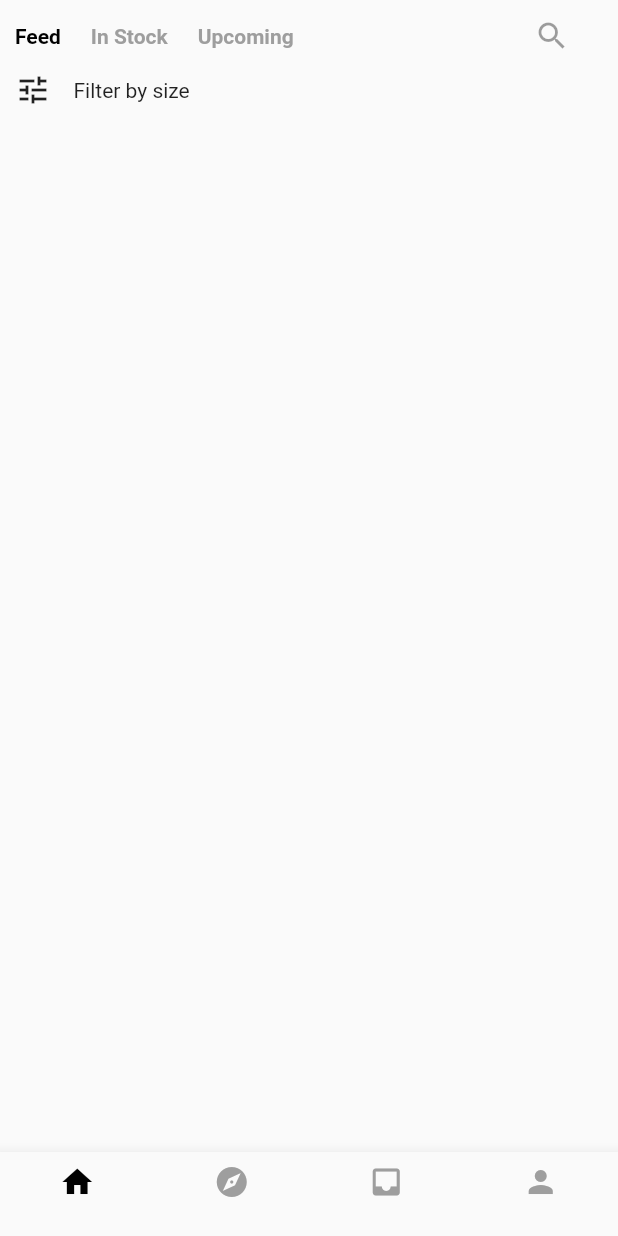
After one commit to MrWinbush/nike-snkrs-tutorial, a Flutter app: the screen it shows after launch, after a tap on "Continue as Guest", on a phone screen of 412 x 824 dp. The commit adds this screen. Run offline on Flutter 3.47's test engine with Material 2 defaults, Android fonts, the phone set to English and light mode, and no system bars; our stand-ins replace smooth_page_indicator.

Commit message:
Root Page help

```diff
--- /dev/null
+++ b/lib/application_flow/home_page.dart
@@ -0,0 +1,33 @@
+import 'package:flutter/material.dart';
+import 'package:nike_flutter_app/widgets/home_page_navbar.dart';
+
+class HomePage extends StatefulWidget {
+  @override
+  _HomePageState createState() => _HomePageState();
+}
+
+class _HomePageState extends State<HomePage> {
+
+  @override
+  Widget build(BuildContext context) {
+    return Scaffold(
+      body: SafeArea(
+        child: Container(
+          child: Column(
+            children: [
+              HomePageNavbar(),
+              Row(
+                children: [
+                  SizedBox(width: 10,),
+                  Icon(Icons.tune),
+                  SizedBox(width: 15),
+                  Text("Filter by size")
+                ],
+              )
+            ]
+          ,)
+        ),
+      ),
+    );
+  }
+}
--- a/lib/login.dart
+++ b/lib/application_flow/login.dart
@@ -1,7 +1,10 @@
 import 'package:flutter/material.dart';
-import 'package:nike_flutter_app/login_button.dart';
-import 'package:nike_flutter_app/pre_login_marketing_screen.dart';
+import 'package:nike_flutter_app/application_flow/root_page.dart';
+import 'package:nike_flutter_app/widgets/login_button.dart';
+import 'package:nike_flutter_app/widgets/pre_login_marketing_screen.dart';
 import 'package:smooth_page_indicator/smooth_page_indicator.dart';
+
+import 'home_page.dart';
 
 class LoginPage extends StatefulWidget {
   LoginPage({Key key, this.title}) : super(key: key);
@@ -57,7 +60,12 @@ class _LoginPageState extends State<LoginPage> {
                     LoginButton("Join Now", Colors.black, Colors.white)
                   ],
                 ),
-                FlatButton(onPressed: null, child: Text("Continue as Guest")),
+                FlatButton(
+                  onPressed: (){
+                    Navigator.push(context, MaterialPageRoute(builder: (context) => RootPage()));
+                  },
+                  child: Text("Continue as Guest")
+                ),
                 SizedBox(height: 40,),
               ],
             ),
--- /dev/null
+++ b/lib/application_flow/root_page.dart
@@ -0,0 +1,50 @@
+import 'package:flutter/material.dart';
+import 'package:nike_flutter_app/application_flow/home_page.dart';
+import 'package:nike_flutter_app/widgets/home_page_navbar.dart';
+
+import 'home_page.dart';
+
+class RootPage extends StatefulWidget {
+  @override
+  _RootPageState createState() => _RootPageState();
+}
+
+class _RootPageState extends State<RootPage> {
+
+  int _selectedIndex = 0;
+  static List<Widget> screens = [
+    HomePage(),
+    Text("Explore"),
+    Text("Inbox"),
+    Text("Profile")
+  ];
+
+  void _onItemTapped(int index) {
+    setState(() {
+      _selectedIndex = index;
+    });
+  }
+
+
+  @override
+  Widget build(BuildContext context) {
+    return Scaffold(
+      body: SafeArea(
+        child: screens[_selectedIndex]
+      ),
+      bottomNavigationBar: BottomNavigationBar(
+        items: [
+          BottomNavigationBarItem(icon: Icon(Icons.home), title: Text("")),
+          BottomNavigationBarItem(icon: Icon(Icons.explore), title: Text("")),
+          BottomNavigationBarItem(icon: Icon(Icons.inbox), title: Text("")),
+          BottomNavigationBarItem(icon: Icon(Icons.person), title: Text(""))
+        ],
+        selectedItemColor: Colors.black,
+        unselectedItemColor: Colors.grey,
+        onTap: _onItemTapped,
+        currentIndex: _selectedIndex,
+        type: BottomNavigationBarType.fixed,
+      ),
+    );
+  }
+}
--- a/lib/main.dart
+++ b/lib/main.dart
@@ -1,5 +1,5 @@
 import 'package:flutter/material.dart';
-import 'package:nike_flutter_app/login.dart';
+import 'package:nike_flutter_app/application_flow/login.dart';
 
 void main() {
   runApp(MyApp());
--- /dev/null
+++ b/lib/widgets/home_page_navbar.dart
@@ -0,0 +1,41 @@
+import 'package:flutter/material.dart';
+
+class HomePageNavbar extends StatefulWidget {
+  @override
+  _HomePageNavbarState createState() => _HomePageNavbarState();
+}
+
+class _HomePageNavbarState extends State<HomePageNavbar> {
+  @override
+  Widget build(BuildContext context) {
+    return  Row(
+      mainAxisAlignment: MainAxisAlignment.spaceBetween,
+      children: [
+
+        GestureDetector(
+          onTap: null,
+          child: Padding(
+            padding: const EdgeInsets.all(10.0),
+            child: Text("Feed", style: TextStyle(color: Colors.black, fontWeight: FontWeight.w600),),
+          )
+        ),
+        GestureDetector(
+          onTap: null,
+          child: Padding(
+            padding: const EdgeInsets.all(10.0),
+            child: Text("In Stock", style: TextStyle(color: Colors.grey, fontWeight: FontWeight.w600)),
+          )
+        ),
+        GestureDetector(
+          onTap: null,
+          child: Padding(
+            padding: const EdgeInsets.all(10.0),
+            child: Text("Upcoming", style: TextStyle(color: Colors.grey, fontWeight: FontWeight.w600)),
+          )
+        ),
+        Spacer(),
+        FlatButton(child: Icon(Icons.search), onPressed: null)
+      ]
+    );
+  }
+}
--- a/lib/pre_login_marketing_screen.dart
+++ b/lib/widgets/pre_login_marketing_screen.dart
@@ -1,6 +1,6 @@
 import 'package:flutter/material.dart';
 
-import 'login.dart';
+import '../application_flow/login.dart';
 
 class PreLoginMarketingScreen extends StatelessWidget {
   PreLoginInfo preLoginInfo;
```
Also changed, not shown: lib/widgets/login_button.dart (renamed from lib/login_button.dart).
